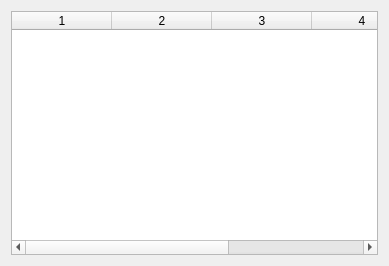
Above: tcplog.ui from jaehyeonjeong/DataBaseQt before the change. Below: the same form after it.
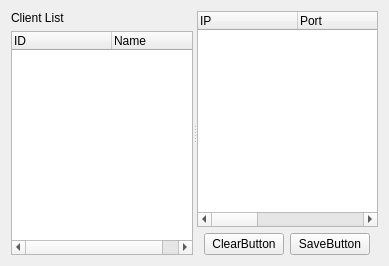
That is the form after the change.

The edit to the form file:
```diff
--- a/tcplog.ui
+++ b/tcplog.ui
@@ -13,34 +13,119 @@
   <property name="windowTitle">
    <string>Form</string>
   </property>
-  <layout class="QHBoxLayout" name="horizontalLayout">
+  <layout class="QHBoxLayout" name="horizontalLayout_2">
    <item>
-    <widget class="QTableWidget" name="logTableWidget">
-     <column>
-      <property name="text">
-       <string>1</string>
-      </property>
-     </column>
-     <column>
-      <property name="text">
-       <string>2</string>
-      </property>
-     </column>
-     <column>
-      <property name="text">
-       <string>3</string>
-      </property>
-     </column>
-     <column>
-      <property name="text">
-       <string>4</string>
-      </property>
-     </column>
-     <column>
-      <property name="text">
-       <string>serverName</string>
-      </property>
-     </column>
+    <widget class="QSplitter" name="splitter">
+     <property name="orientation">
+      <enum>Qt::Horizontal</enum>
+     </property>
+     <widget class="QWidget" name="layoutWidget">
+      <layout class="QVBoxLayout" name="verticalLayout_2">
+       <item>
+        <widget class="QLabel" name="label">
+         <property name="text">
+          <string>Client List</string>
+         </property>
+        </widget>
+       </item>
+       <item>
+        <widget class="QTreeWidget" name="treeWidget">
+         <column>
+          <property name="text">
+           <string notr="true">ID</string>
+          </property>
+         </column>
+         <column>
+          <property name="text">
+           <string>Name</string>
+          </property>
+         </column>
+        </widget>
+       </item>
+      </layout>
+     </widget>
+     <widget class="QWidget" name="layoutWidget">
+      <layout class="QVBoxLayout" name="verticalLayout">
+       <item>
+        <widget class="QTreeWidget" name="logtreeWidget">
+         <column>
+          <property name="text">
+           <string>IP</string>
+          </property>
+         </column>
+         <column>
+          <property name="text">
+           <string>Port</string>
+          </property>
+         </column>
+         <column>
+          <property name="text">
+           <string>ID</string>
+          </property>
+         </column>
+         <column>
+          <property name="text">
+           <string>Name</string>
+          </property>
+         </column>
+         <column>
+          <property name="text">
+           <string>Message</string>
+          </property>
+         </column>
+         <column>
+          <property name="text">
+           <string>Time</string>
+          </property>
+         </column>
+        </widget>
+       </item>
+       <item>
+        <layout class="QHBoxLayout" name="horizontalLayout">
+         <item>
+          <spacer name="horizontalSpacer">
+           <property name="orientation">
+            <enum>Qt::Horizontal</enum>
+           </property>
+           <property name="sizeHint" stdset="0">
+            <size>
+             <width>40</width>
+             <height>20</height>
+            </size>
+           </property>
+          </spacer>
+         </item>
+         <item>
+          <widget class="QPushButton" name="clearButton">
+           <property name="text">
+            <string>ClearButton</string>
+           </property>
+          </widget>
+         </item>
+         <item>
+          <widget class="QPushButton" name="saveButton">
+           <property name="text">
+            <string>SaveButton</string>
+           </property>
+          </widget>
+         </item>
+         <item>
+          <spacer name="horizontalSpacer_2">
+           <property name="orientation">
+            <enum>Qt::Horizontal</enum>
+           </property>
+           <property name="sizeHint" stdset="0">
+            <size>
+             <width>40</width>
+             <height>20</height>
+            </size>
+           </property>
+          </spacer>
+         </item>
+        </layout>
+       </item>
+      </layout>
+     </widget>
     </widget>
    </item>
   </layout>
```
